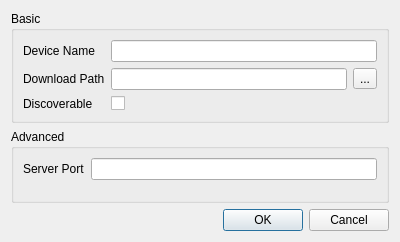
Above: LANDrop/settingsdialog.ui from LANDrop/LANDrop before the change. Below: the same form after it.
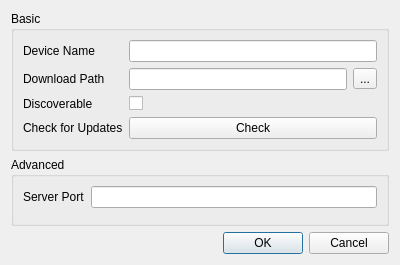
That is the form after the change.

Commit message: settings: Add check for updates

```diff
--- a/LANDrop/settingsdialog.ui
+++ b/LANDrop/settingsdialog.ui
@@ -7,7 +7,7 @@
     <x>0</x>
     <y>0</y>
     <width>400</width>
-    <height>242</height>
+    <height>265</height>
    </rect>
   </property>
   <property name="windowTitle">
@@ -69,6 +69,20 @@
         </property>
        </widget>
       </item>
+      <item row="3" column="0">
+       <widget class="QLabel" name="checkForUpdatesLabel">
+        <property name="text">
+         <string>Check for Updates</string>
+        </property>
+       </widget>
+      </item>
+      <item row="3" column="1">
+       <widget class="QPushButton" name="checkForUpdatesButton">
+        <property name="text">
+         <string>Check</string>
+        </property>
+       </widget>
+      </item>
      </layout>
     </widget>
    </item>
```
The commit also changes 4 other files.
